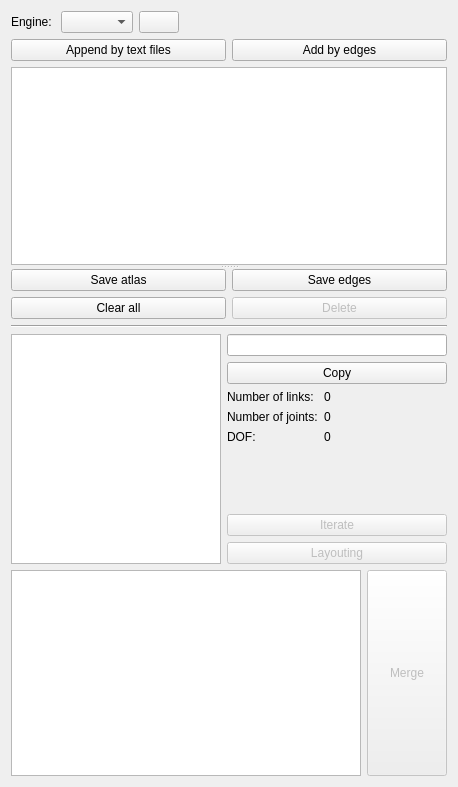
Above: core/synthesis/Collections/Structure.ui from KmolYuan/Pyslvs-UI before the change. Below: the same form after it.
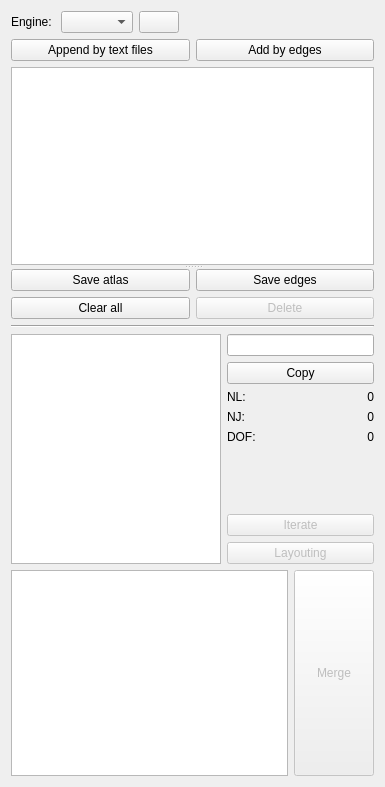
That is the form after the change. Icons and pictures are not drawn.

What changed in the file:
```diff
--- a/core/synthesis/Collections/Structure.ui
+++ b/core/synthesis/Collections/Structure.ui
@@ -6,7 +6,7 @@
    <rect>
     <x>0</x>
     <y>0</y>
-    <width>458</width>
+    <width>385</width>
     <height>787</height>
    </rect>
   </property>
@@ -276,7 +276,7 @@
               <item row="1" column="0">
                <widget class="QLabel" name="NL_text">
                 <property name="text">
-                 <string>Number of links:</string>
+                 <string>NL:</string>
                 </property>
                </widget>
               </item>
@@ -285,12 +285,15 @@
                 <property name="text">
                  <string>0</string>
                 </property>
+                <property name="alignment">
+                 <set>Qt::AlignRight|Qt::AlignTrailing|Qt::AlignVCenter</set>
+                </property>
                </widget>
               </item>
               <item row="2" column="0">
                <widget class="QLabel" name="NJ_text">
                 <property name="text">
-                 <string>Number of joints:</string>
+                 <string>NJ:</string>
                 </property>
                </widget>
               </item>
@@ -299,6 +302,9 @@
                 <property name="text">
                  <string>0</string>
                 </property>
+                <property name="alignment">
+                 <set>Qt::AlignRight|Qt::AlignTrailing|Qt::AlignVCenter</set>
+                </property>
                </widget>
               </item>
               <item row="3" column="0">
@@ -313,6 +319,9 @@
                 <property name="text">
                  <string>0</string>
                 </property>
+                <property name="alignment">
+                 <set>Qt::AlignRight|Qt::AlignTrailing|Qt::AlignVCenter</set>
+                </property>
                </widget>
               </item>
              </layout>
```
